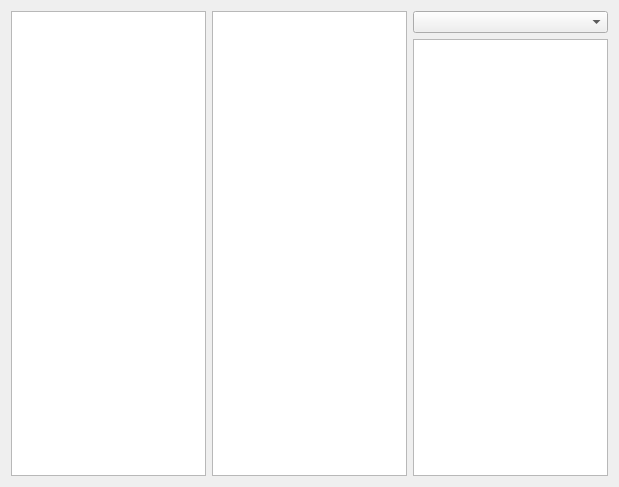
Old version of the form tablemodelwidget.ui in the repository yuripilshikov/QtDbReaderProject.
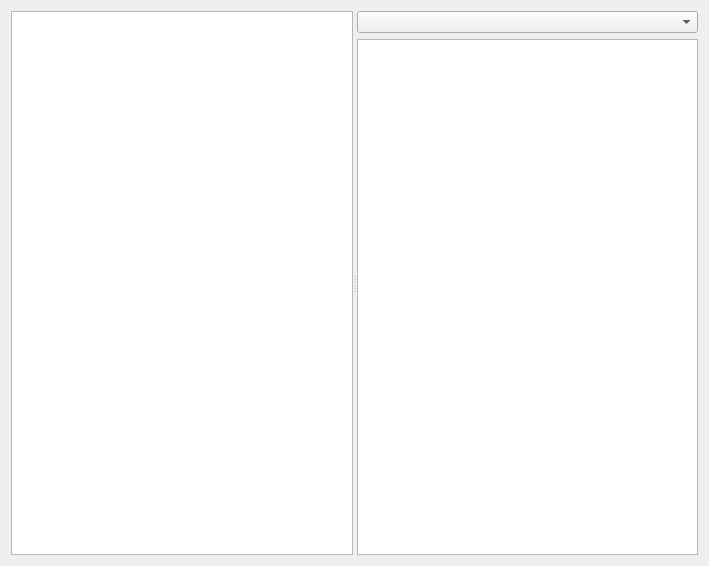
New version of the form.

Commit message: Fixed table model, minor UI fixes

The edit to the form file:
```diff
--- a/tablemodelwidget.ui
+++ b/tablemodelwidget.ui
@@ -6,8 +6,8 @@
    <rect>
     <x>0</x>
     <y>0</y>
-    <width>619</width>
-    <height>487</height>
+    <width>709</width>
+    <height>566</height>
    </rect>
   </property>
   <property name="windowTitle">
@@ -15,6 +15,10 @@
   </property>
   <layout class="QHBoxLayout" name="horizontalLayout">
    <item>
+    <widget class="QSplitter" name="splitter">
+     <property name="orientation">
+      <enum>Qt::Horizontal</enum>
+     </property>
     <widget class="QListView" name="listView">
      <property name="sizePolicy">
       <sizepolicy hsizetype="Expanding" vsizetype="Expanding">
@@ -23,18 +27,7 @@
       </sizepolicy>
      </property>
     </widget>
-   </item>
-   <item>
-    <widget class="QTableView" name="tableView">
-     <property name="sizePolicy">
-      <sizepolicy hsizetype="Expanding" vsizetype="Expanding">
-       <horstretch>0</horstretch>
-       <verstretch>0</verstretch>
-      </sizepolicy>
-     </property>
-    </widget>
-   </item>
-   <item>
+     <widget class="QWidget" name="">
     <layout class="QVBoxLayout" name="verticalLayout">
      <item>
       <widget class="QComboBox" name="cbStandard"/>
@@ -43,6 +36,8 @@
       <widget class="QTextBrowser" name="textBrowser"/>
      </item>
     </layout>
+     </widget>
+    </widget>
    </item>
   </layout>
  </widget>
```
Lines whose indentation alone changed are shown as unchanged. The commit also changes 9 other files.
